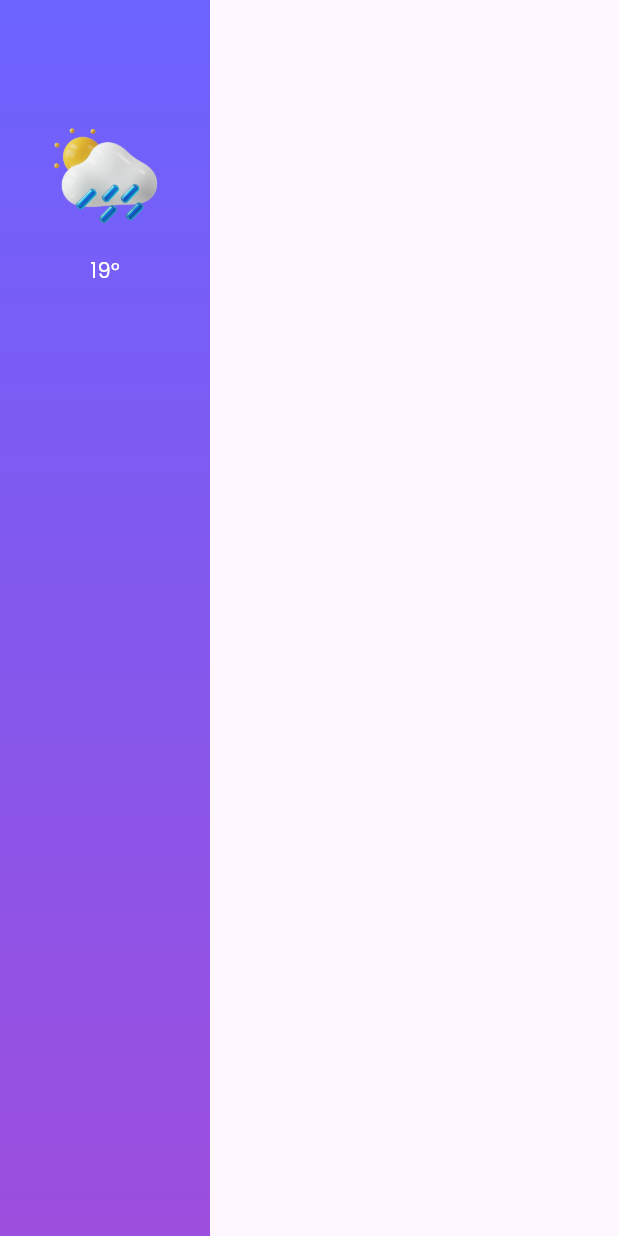
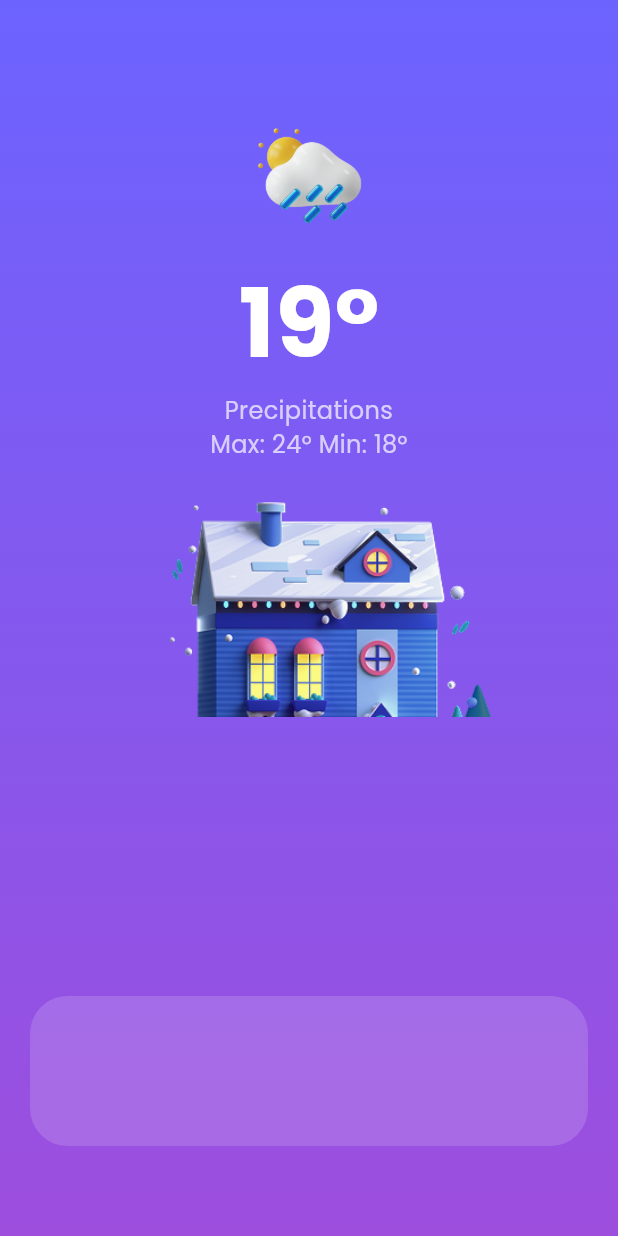
Before and after one commit to darus66d/weather_app, a Flutter app: the SecondScreen screen opened by its route, on a phone screen of 412 x 824 dp. Run offline on Flutter 3.47's test engine with Material 3 defaults, Android fonts, the phone set to English and light mode, and no system bars; our stand-ins replace google_fonts.

Commit message:
SecondScreen(Image,Text)

```diff
--- a/lib/second_screen.dart
+++ b/lib/second_screen.dart
@@ -25,8 +25,35 @@ class SecondScreen extends StatelessWidget {
                 '19°',
                 style: GoogleFonts.poppins(
                   color: Colors.white,
+                  fontSize: 64,
+                  fontWeight: FontWeight.bold,
                 ),
+              ),
+              Text(
+                  "Precipitations\nMax: 24° Min: 18°",
+                textAlign: TextAlign.center,
+                style: GoogleFonts.poppins(
+                  color: Colors.white70,
+                  fontSize: 16
+                ),
+              ),
+              SizedBox(height: 20,),
+              Image.asset("assets/images/house.png",height:150),
+              Spacer(),
+              Container(
+                height: 100,
+                decoration: BoxDecoration(
+                  color: Colors.white.withOpacity(0.15),
+                  borderRadius:BorderRadius.circular(25),
+                ),
+                child: Row(
+
+                ),
+
               )
+
+
+
             ],
           ),
         ),
--- a/pubspec.yaml
+++ b/pubspec.yaml
@@ -65,6 +65,7 @@ flutter:
 
   # To add assets to your application, add an assets section, like this:
   assets:
+     - assets/images/house.png
      - assets/images/image1.png
 
   # An image asset can refer to one or more resolution-specific "variants", see
```
Also changed, not shown: assets/images/house.png (added).
